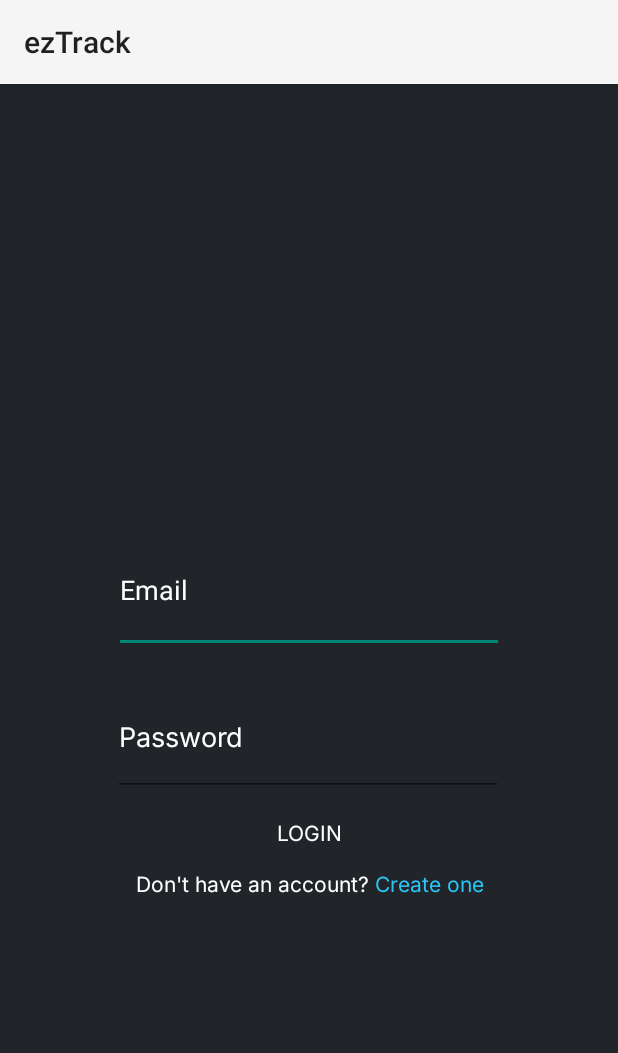
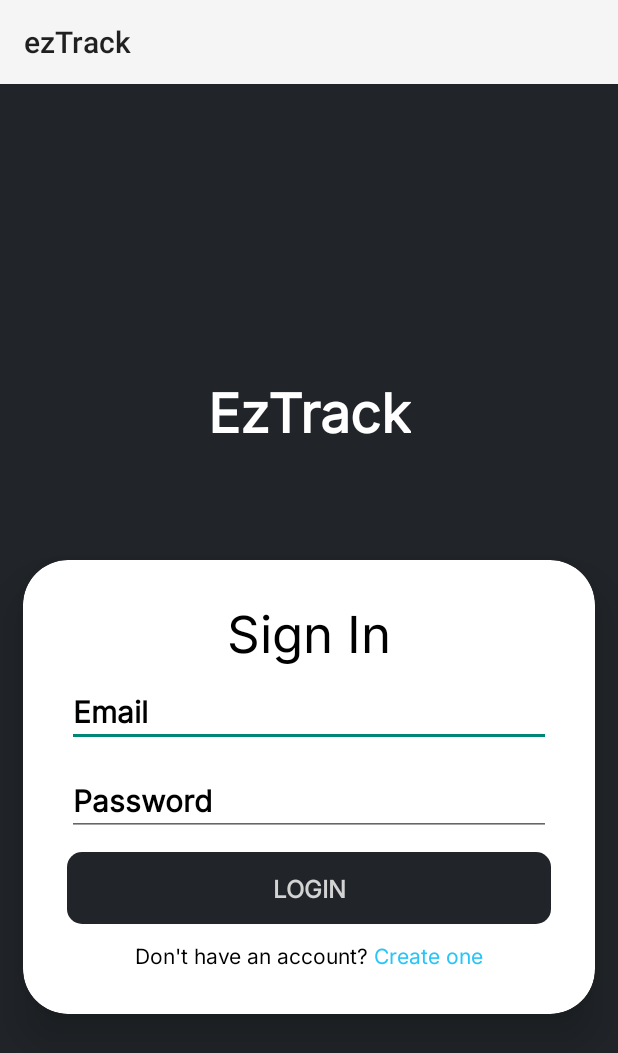
Before and after one commit to mrunixd/ezTrack, an Android app built with Jetpack Compose: the LoginActivity screen opened directly, with no data from a screen before it, on a phone screen of 412 x 824 dp. Shown: the top 1053 px of the screen. Run offline under Robolectric (Android 15) with nearby library versions, the phone set to English and light mode, and no system bars; our stand-ins replace Firebase (no records; nobody signed in at launch, a user with empty details on screens opened directly); Roboto replaces fonts that are not available here.

Commit message:
fixed ui for login page

```diff
--- a/app/build.gradle.kts
+++ b/app/build.gradle.kts
@@ -69,6 +69,7 @@ dependencies {
     implementation(libs.material)
     implementation(libs.androidx.activity)
     implementation(libs.google.firebase.auth)
+    implementation(libs.gms.play.services.auth)
     testImplementation(libs.junit)
     androidTestImplementation(libs.androidx.junit)
     androidTestImplementation(libs.androidx.espresso.core)
--- /dev/null
+++ b/app/src/main/res/drawable/btn_shape_capsule.xml
@@ -0,0 +1,21 @@
+<?xml version="1.0" encoding="utf-8"?>
+<selector xmlns:android="http://schemas.android.com/apk/res/android">
+
+    <item android:state_pressed="true">
+        <shape android:shape="rectangle">
+
+            <solid android:color="#212529" />
+            <corners android:radius="10dp" />
+
+        </shape>
+
+    </item>
+    <item>
+        <shape android:shape="rectangle">
+            <solid android:color="#212529" />
+            <corners android:radius="10dp" />
+        </shape>
+
+    </item>
+
+</selector>
--- a/app/src/main/res/layout/activity_login.xml
+++ b/app/src/main/res/layout/activity_login.xml
@@ -1,76 +1,107 @@
 <?xml version="1.0" encoding="utf-8"?>
-<androidx.constraintlayout.widget.ConstraintLayout xmlns:android="http://schemas.android.com/apk/res/android"
+<LinearLayout
+    xmlns:android="http://schemas.android.com/apk/res/android"
     xmlns:app="http://schemas.android.com/apk/res-auto"
     xmlns:tools="http://schemas.android.com/tools"
     android:layout_width="match_parent"
     android:layout_height="match_parent"
     android:background="#212529"
-    android:orientation="vertical">
+    android:orientation="vertical"
+    android:gravity="center">
+
+    <TextView
+        android:layout_width="wrap_content"
+        android:layout_height="wrap_content"
+        android:layout_margin="60dp"
+        android:text="EzTrack"
+        android:textColor="#ffffff"
+        android:layout_gravity="center"
+        android:textAlignment="center"
+        android:textStyle="bold"
+        android:textSize="36sp"
+        android:fontFamily="@font/inter"/>
+
+    <androidx.cardview.widget.CardView
+        android:layout_width="match_parent"
+        android:layout_height="wrap_content"
+        android:layout_margin="15dp"
+        app:cardElevation="20dp"
+        app:cardCornerRadius="30dp">
+
+        <LinearLayout
+            android:layout_width="match_parent"
+            android:layout_height="match_parent"
+            android:layout_gravity="center"
+            android:orientation="vertical"
+            android:padding="24dp">
+
+            <TextView
+                android:layout_width="wrap_content"
+                android:layout_height="wrap_content"
+                android:layout_gravity="center"
+                android:fontFamily="@font/inter"
+                android:text="Sign In"
+                android:textColor="#000000"
+                android:textSize="34sp" />
 
             <EditText
                 android:id="@+id/emailInput"
-        android:layout_width="260dp"
-        android:layout_height="83dp"
-        android:layout_marginStart="75dp"
-        android:layout_marginEnd="76dp"
-        android:layout_marginBottom="16dp"
+                android:layout_width="match_parent"
+                android:layout_height="wrap_content"
+                android:layout_gravity="center"
+                android:layout_margin="5sp"
                 android:autofillHints=""
                 android:ems="10"
+                android:fontFamily="@font/inter"
                 android:hint="@string/email_hint"
                 android:inputType="textEmailAddress"
-        android:textColor="#FFFFFF"
-        android:textColorHint="#FFFFFF"
+                android:textColor="#000000"
+                android:textColorHint="#000000"
                 android:textColorLink="#000000"
-        android:windowSoftInputMode="adjustPan"
-        app:layout_constraintBottom_toTopOf="@+id/passwordInput"
-        app:layout_constraintEnd_toEndOf="@+id/passwordInput"
-        app:layout_constraintHorizontal_bias="0.496"
-        app:layout_constraintStart_toStartOf="@+id/passwordInput" />
+                android:textSize="20sp"
+                android:textStyle="bold"
+                android:windowSoftInputMode="adjustPan" />
 
             <EditText
                 android:id="@+id/passwordInput"
-        android:layout_width="260dp"
-        android:layout_height="79dp"
-        android:layout_marginStart="75dp"
-        android:layout_marginEnd="76dp"
+                android:layout_width="match_parent"
+                android:layout_height="wrap_content"
+                android:layout_gravity="center"
+                android:layout_margin="5sp"
                 android:autofillHints=""
                 android:ems="10"
                 android:fontFamily="@font/inter"
                 android:hint="@string/password_hint"
                 android:inputType="textPassword"
-        android:textColorHint="#FFFFFF"
+                android:textColor="#000000"
+                android:textColorHint="#000000"
                 android:textColorLink="#000000"
-        android:windowSoftInputMode="adjustPan"
-        app:layout_constraintBottom_toTopOf="@+id/continueBtn"
-        app:layout_constraintEnd_toEndOf="parent"
-        app:layout_constraintHorizontal_bias="0.0"
-        app:layout_constraintStart_toStartOf="parent" />
+                android:textSize="20sp"
+                android:textStyle="bold"
+                android:windowSoftInputMode="adjustPan" />
 
             <Button
                 android:id="@+id/continueBtn"
-        android:layout_width="wrap_content"
+                android:layout_width="match_parent"
                 android:layout_height="wrap_content"
-        android:layout_marginStart="162dp"
-        android:layout_marginEnd="162dp"
-        android:background="#00FFFFFF"
+                android:layout_gravity="center"
+                android:layout_margin="5sp"
+                android:background="@drawable/btn_shape_capsule"
                 android:fontFamily="@font/inter"
                 android:text="@string/login_btn"
-        android:textColor="#FFFFFF"
-        app:layout_constraintBottom_toTopOf="@+id/registerBtn"
-        app:layout_constraintEnd_toEndOf="parent"
-        app:layout_constraintStart_toStartOf="parent" />
+                android:textColor="#d3d3d3"
+                android:textSize="16sp"
+                android:textStyle="bold" />
 
             <TextView
                 android:id="@+id/registerBtn"
                 android:layout_width="wrap_content"
                 android:layout_height="wrap_content"
-        android:layout_marginStart="62dp"
-        android:layout_marginEnd="61dp"
-        android:layout_marginBottom="225dp"
+                android:layout_gravity="center"
+                android:layout_margin="5sp"
                 android:fontFamily="@font/inter"
-        android:text="@string/register_phrase"
-        app:layout_constraintBottom_toBottomOf="parent"
-        app:layout_constraintEnd_toEndOf="parent"
-        app:layout_constraintStart_toStartOf="parent" />
+                android:text="@string/register_phrase" />
+        </LinearLayout>
+    </androidx.cardview.widget.CardView>
 
-</androidx.constraintlayout.widget.ConstraintLayout>
+</LinearLayout>
--- a/app/src/main/res/values/strings.xml
+++ b/app/src/main/res/values/strings.xml
@@ -1,7 +1,7 @@
 <resources>
     <string name="app_name">ezTrack</string>
     <string name="default_web_client_id">895799623390-gdtjjcq6edcc3cg0qfm7u0o60lnta605.apps.googleusercontent.com</string>
-    <string name="register_phrase"><font color="#ffffff">Don\'t have an account? </font><font color="#29C5F6">Create one</font></string>
+    <string name="register_phrase"><font color="#000000">Don\'t have an account? </font><font color="#29C5F6">Create one</font></string>
     <string name="email_hint">Email</string>
     <string name="password_hint">Password</string>
     <string name="login_btn">Login</string>
```
Lines whose indentation alone changed are shown as unchanged.
